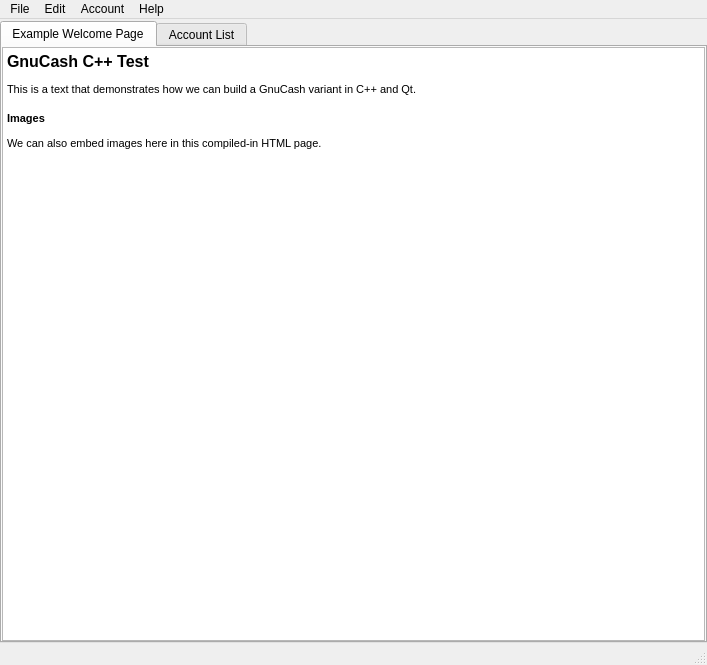
mchochlov/Gnucash, file src/gnc/mainwindow.ui: the form before one commit.
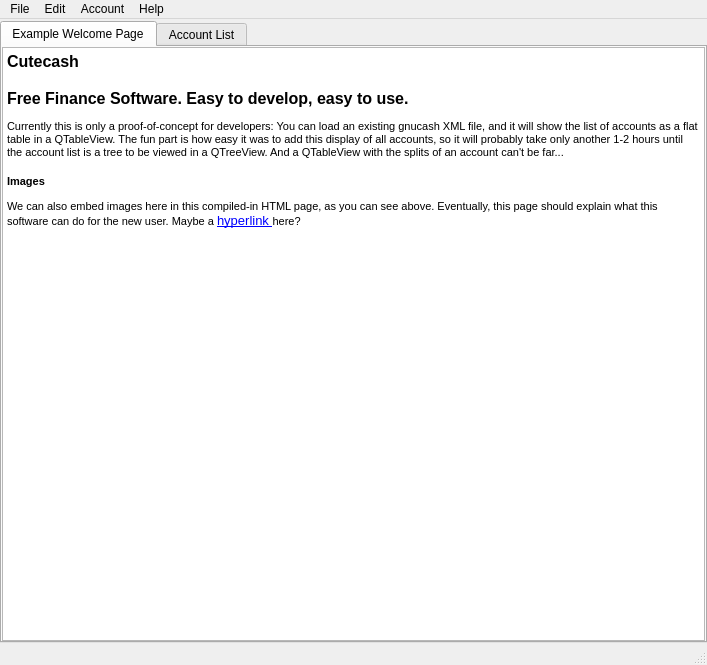
The form after the commit. Icons and pictures are not drawn.

Commit message: Cutecash: Copy some more icons into the program. Add a clickable hyperlink.

Patch:
```diff
--- a/src/gnc/mainwindow.ui
+++ b/src/gnc/mainwindow.ui
@@ -50,12 +50,16 @@
            <string>&lt;!DOCTYPE HTML PUBLIC &quot;-//W3C//DTD HTML 4.0//EN&quot; &quot;http://www.w3.org/TR/REC-html40/strict.dtd&quot;&gt;
 &lt;html&gt;&lt;head&gt;&lt;meta name=&quot;qrichtext&quot; content=&quot;1&quot; /&gt;&lt;style type=&quot;text/css&quot;&gt;
 p, li { white-space: pre-wrap; }
-&lt;/style&gt;&lt;/head&gt;&lt;body style=&quot; font-family:'MS Shell Dlg 2'; font-size:8.25pt; font-weight:400; font-style:normal;&quot;&gt;
-&lt;p style=&quot; margin-top:18px; margin-bottom:12px; margin-left:0px; margin-right:0px; -qt-block-indent:0; text-indent:0px;&quot;&gt;&lt;span style=&quot; font-size:12pt; font-weight:600;&quot;&gt;GnuCash C++ Test&lt;/span&gt;&lt;/p&gt;
-&lt;p style=&quot; margin-top:12px; margin-bottom:12px; margin-left:0px; margin-right:0px; -qt-block-indent:0; text-indent:0px;&quot;&gt;&lt;span style=&quot; font-size:8pt;&quot;&gt;This is a text that demonstrates how we can build a GnuCash variant in C++ and Qt.&lt;/span&gt;&lt;/p&gt;
-&lt;p style=&quot; margin-top:16px; margin-bottom:12px; margin-left:0px; margin-right:0px; -qt-block-indent:0; text-indent:0px;&quot;&gt;&lt;span style=&quot; font-size:8pt; font-weight:600;&quot;&gt;Images&lt;/span&gt;&lt;/p&gt;
+&lt;/style&gt;&lt;/head&gt;&lt;body style=&quot; font-family:'Sans'; font-size:10pt; font-weight:400; font-style:normal;&quot;&gt;
+&lt;p style=&quot; margin-top:18px; margin-bottom:12px; margin-left:0px; margin-right:0px; -qt-block-indent:0; text-indent:0px;&quot;&gt;&lt;span style=&quot; font-family:'MS Shell Dlg 2'; font-size:12pt; font-weight:600;&quot;&gt;Cutecash&lt;/span&gt;&lt;/p&gt;
+&lt;p style=&quot; margin-top:18px; margin-bottom:12px; margin-left:0px; margin-right:0px; -qt-block-indent:0; text-indent:0px;&quot;&gt;&lt;span style=&quot; font-family:'MS Shell Dlg 2'; font-size:12pt; font-weight:600;&quot;&gt;Free Finance Software. Easy to develop, easy to use.&lt;/span&gt;&lt;/p&gt;
+&lt;p style=&quot; margin-top:12px; margin-bottom:12px; margin-left:0px; margin-right:0px; -qt-block-indent:0; text-indent:0px;&quot;&gt;&lt;span style=&quot; font-family:'MS Shell Dlg 2'; font-size:8pt;&quot;&gt;Currently this is only a proof-of-concept for developers: You can load an existing gnucash XML file, and it will show the list of accounts as a flat table in a QTableView. The fun part is how easy it was to add this display of all accounts, so it will probably take only another 1-2 hours until the account list is a tree to be viewed in a QTreeView. And a QTableView with the splits of an account can't be far...&lt;/span&gt;&lt;/p&gt;
+&lt;p style=&quot; margin-top:16px; margin-bottom:12px; margin-left:0px; margin-right:0px; -qt-block-indent:0; text-indent:0px;&quot;&gt;&lt;span style=&quot; font-family:'MS Shell Dlg 2'; font-size:8pt; font-weight:600;&quot;&gt;Images&lt;/span&gt;&lt;/p&gt;
 &lt;p style=&quot; margin-top:12px; margin-bottom:12px; margin-left:0px; margin-right:0px; -qt-block-indent:0; text-indent:0px;&quot;&gt;&lt;img src=&quot;:/pixmaps/gnucash_splash.png&quot; /&gt;&lt;/p&gt;
-&lt;p style=&quot; margin-top:12px; margin-bottom:12px; margin-left:0px; margin-right:0px; -qt-block-indent:0; text-indent:0px;&quot;&gt;&lt;span style=&quot; font-size:8pt;&quot;&gt;We can also embed images here in this compiled-in HTML page.&lt;/span&gt;&lt;/p&gt;&lt;/body&gt;&lt;/html&gt;</string>
+&lt;p style=&quot; margin-top:12px; margin-bottom:12px; margin-left:0px; margin-right:0px; -qt-block-indent:0; text-indent:0px;&quot;&gt;&lt;span style=&quot; font-family:'MS Shell Dlg 2'; font-size:8pt;&quot;&gt;We can also embed images here in this compiled-in HTML page, as you can see above. Eventually, this page should explain what this software can do for the new user. Maybe a &lt;/span&gt;&lt;a href=&quot;gnc:test&quot;&gt;&lt;span style=&quot; text-decoration: underline; color:#0000ff;&quot;&gt;hyperlink &lt;/span&gt;&lt;/a&gt;&lt;span style=&quot; font-family:'MS Shell Dlg 2'; font-size:8pt;&quot;&gt;here?&lt;/span&gt;&lt;/p&gt;&lt;/body&gt;&lt;/html&gt;</string>
+          </property>
+          <property name="openLinks">
+           <bool>false</bool>
           </property>
          </widget>
         </item>
```
Left out of the diff: 63 changed lines with no effect on the pictures. The commit also changes 14 other files.
